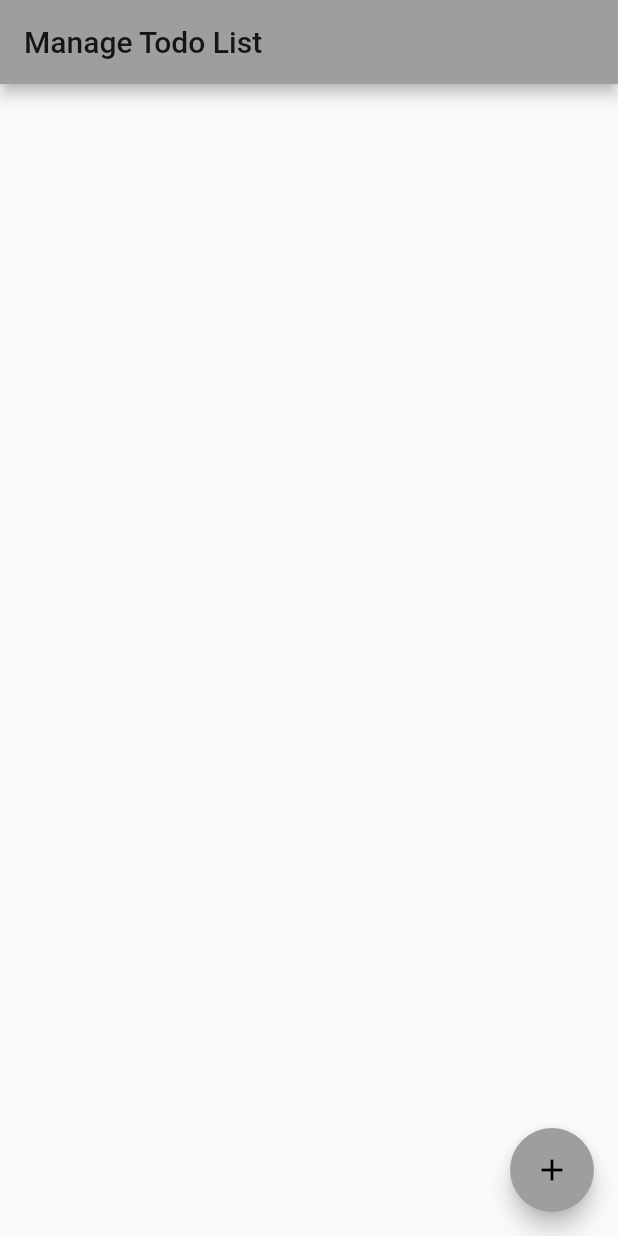
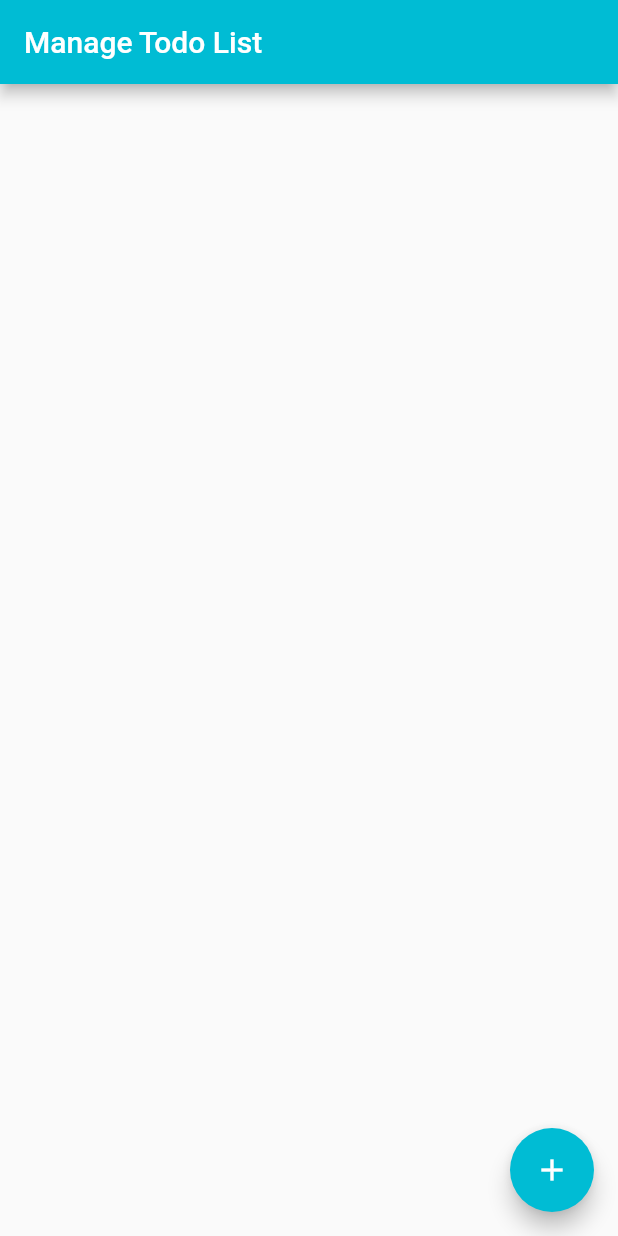
Before and after one commit to whdlrghks/Todo_flutter, a Flutter app: the screen it shows after launch, on a phone screen of 412 x 824 dp. Run offline on Flutter 3.47's test engine with Material 2 defaults, Android fonts, the phone set to English and light mode, and no system bars.

Commit message:
Change the app bar color and text color

```diff
--- a/lib/containers/addlist.dart
+++ b/lib/containers/addlist.dart
@@ -4,7 +4,7 @@ class AddList extends StatelessWidget{
   Widget build(BuildContext context) {
     return Scaffold(
       appBar: AppBar(
-        title: Text('Add Todo List'),
+        title: Text('Add Todo List', style: TextStyle(color: Colors.white),),
       ),
       body:
       Padding(
--- a/lib/main.dart
+++ b/lib/main.dart
@@ -12,7 +12,7 @@ class MyApp extends StatelessWidget {
       title: 'Todo List',
       theme: ThemeData(
         // is not restarted.
-        primarySwatch: Colors.grey,
+        primarySwatch: Colors.cyan,
         visualDensity: VisualDensity.adaptivePlatformDensity,
       ),
       home: TodoLists(),
@@ -27,27 +27,6 @@ class TodoLists extends StatefulWidget {
 
 class TodoListsState extends State<TodoLists> {
   final _lists = <String>[];
-  final controller =ScrollController();
-  double offset = 0;
-  @override
-  void initState() {
-    // TODO: implement initState
-    super.initState();
-    controller.addListener(onScroll);
-  }
-
-  @override
-  void dispose() {
-    // TODO: implement dispose
-    controller.dispose();
-    super.dispose();
-  }
-
-  void onScroll() {
-    setState(() {
-      offset = (controller.hasClients) ? controller.offset : 0;
-    });
-  }
 
   Widget _makeTodoLists(){
     return ListView.builder(
@@ -60,7 +39,19 @@ class TodoListsState extends State<TodoLists> {
 
             return Dismissible(
               // Show a red background as the item is swiped away.
-              background: Container(color: Colors.red),
+              background: Container(
+                color: Colors.redAccent,
+                child: Padding(
+                  padding: const EdgeInsets.all(15),
+                  child: Row(
+                    mainAxisAlignment: MainAxisAlignment.end,
+                    children: [
+                      Icon(Icons.delete, color: Colors.white),
+                      Text('Move to trash', style: TextStyle(color: Colors.white)),
+                    ],
+                  ),
+                ),
+              ),
               key: Key(_lists[i]),
               onDismissed: (direction) {
                 String removeditem = _lists[index];
@@ -107,13 +98,13 @@ class TodoListsState extends State<TodoLists> {
   Widget build(BuildContext context) {
     return Scaffold(
       appBar: AppBar(
-        title: Text('Manage Todo List'),
+        title: Text('Manage Todo List', style: TextStyle(color: Colors.white),),
       ),
       body: _makeTodoLists(),
       floatingActionButton: FloatingActionButton(
         onPressed: _navigateAddlist,
         tooltip: '추가',
-        child: Icon(Icons.add),
+        child: Icon(Icons.add, color: Colors.white),
       ), // This trailing comma makes auto-formatting nicer for build methods.
     );
   }
--- a/pubspec.yaml
+++ b/pubspec.yaml
@@ -50,9 +50,9 @@ flutter:
   # assets:
   #   - images/a_dot_burr.jpeg
   #   - images/a_dot_ham.jpeg
-  assets:
-    - assets/icons/
-    - assets/images/
+  # assets:
+  #   - assets/icons/
+  #   - assets/images/
   # An image asset can refer to one or more resolution-specific "variants", see
   # https://flutter.dev/assets-and-images/#resolution-aware.
 
```
